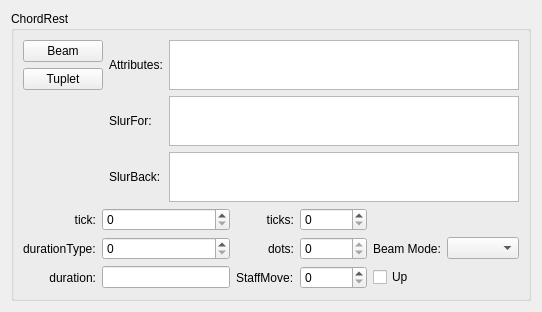
Old version of the form mscore/mscore/chordrest.ui in the repository musescore/musescore-old.
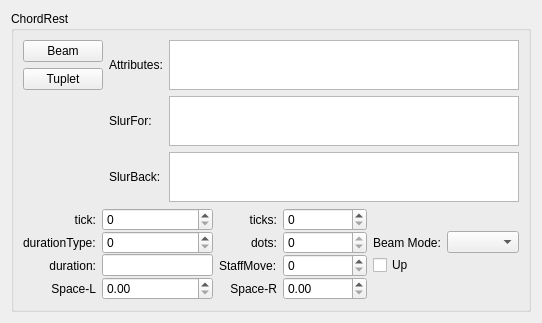
New version of the form.

The edit to the form file:
```diff
--- a/mscore/mscore/chordrest.ui
+++ b/mscore/mscore/chordrest.ui
@@ -170,6 +170,9 @@
       </item>
       <item row="3" column="0" colspan="3">
        <layout class="QGridLayout" name="gridLayout">
+        <property name="verticalSpacing">
+         <number>0</number>
+        </property>
         <item row="1" column="0">
          <widget class="QLabel" name="label_4">
           <property name="text">
@@ -292,6 +295,40 @@
         <item row="1" column="7">
          <widget class="QComboBox" name="beamMode"/>
         </item>
+        <item row="3" column="0">
+         <widget class="QLabel" name="label_11">
+          <property name="text">
+           <string notr="true">Space-L</string>
+          </property>
+          <property name="alignment">
+           <set>Qt::AlignRight|Qt::AlignTrailing|Qt::AlignVCenter</set>
+          </property>
+         </widget>
+        </item>
+        <item row="3" column="1">
+         <widget class="QDoubleSpinBox" name="spaceL">
+          <property name="maximum">
+           <double>999999.989999999990687</double>
+          </property>
+         </widget>
+        </item>
+        <item row="3" column="2">
+         <widget class="QLabel" name="label_12">
+          <property name="text">
+           <string notr="true">Space-R</string>
+          </property>
+          <property name="alignment">
+           <set>Qt::AlignRight|Qt::AlignTrailing|Qt::AlignVCenter</set>
+          </property>
+         </widget>
+        </item>
+        <item row="3" column="3" colspan="2">
+         <widget class="QDoubleSpinBox" name="spaceR">
+          <property name="maximum">
+           <double>999999.989999999990687</double>
+          </property>
+         </widget>
+        </item>
        </layout>
       </item>
      </layout>
```
